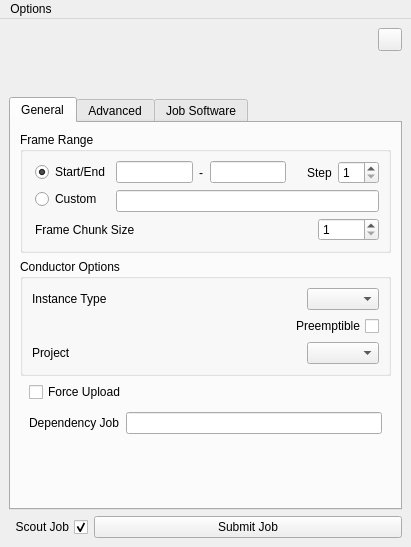
Before: the Qt Designer form conductor/resources/submitter.ui in AtomicConductor/conductor_client, drawn with Qt 5.
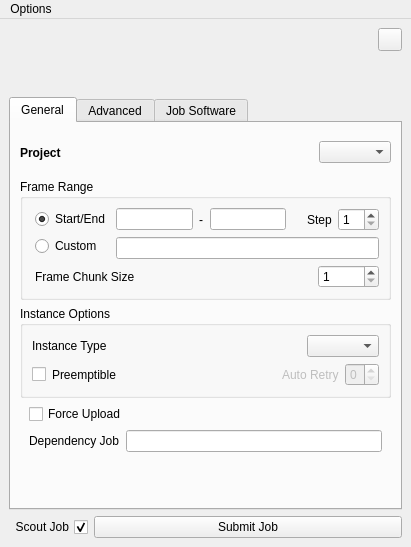
After: the same form once the commit is applied. Icons and pictures are not drawn.

Commit message:
Autoretry CR-1199 CR-1266
- support for auto-retry for preempted/failed tasks

```diff
--- a/conductor/resources/submitter.ui
+++ b/conductor/resources/submitter.ui
@@ -165,6 +165,44 @@
         <string>General</string>
        </attribute>
        <layout class="QVBoxLayout" name="verticalLayout_2">
+        <item>
+         <widget class="QWidget" name="ui_resource_wgt" native="true">
+          <property name="toolTip">
+           <string>[optional] Specify a resource string to associate the Conductor job with</string>
+          </property>
+          <layout class="QHBoxLayout" name="horizontalLayout_10">
+           <property name="spacing">
+            <number>20</number>
+           </property>
+           <property name="margin">
+            <number>0</number>
+           </property>
+           <item>
+            <widget class="QLabel" name="label_6">
+             <property name="styleSheet">
+              <string notr="true">font: bold </string>
+             </property>
+             <property name="text">
+              <string>Project</string>
+             </property>
+            </widget>
+           </item>
+           <item>
+            <widget class="QComboBox" name="ui_project_cmbx">
+             <property name="sizePolicy">
+              <sizepolicy hsizetype="Maximum" vsizetype="Fixed">
+               <horstretch>0</horstretch>
+               <verstretch>0</verstretch>
+              </sizepolicy>
+             </property>
+             <property name="isFileUserPref" stdset="0">
+              <bool>true</bool>
+             </property>
+            </widget>
+           </item>
+          </layout>
+         </widget>
+        </item>
         <item>
          <widget class="QGroupBox" name="ui_framerange_grpbx">
           <property name="title">
@@ -485,23 +523,20 @@
         <item>
          <widget class="QGroupBox" name="ui_framerange_grpbx_2">
           <property name="title">
-           <string>Conductor Options</string>
+           <string>Instance Options</string>
           </property>
-          <layout class="QVBoxLayout" name="verticalLayout_20">
-           <property name="bottomMargin">
-            <number>9</number>
-           </property>
+          <layout class="QVBoxLayout" name="verticalLayout_16">
            <item>
             <widget class="QWidget" name="ui_instance_type_wgt" native="true">
              <property name="toolTip">
               <string>Choose the type of machine to launch the job on</string>
              </property>
-             <layout class="QHBoxLayout" name="horizontalLayout_7">
+             <layout class="QHBoxLayout" name="horizontalLayout_11">
               <property name="margin">
                <number>0</number>
               </property>
               <item>
-               <widget class="QLabel" name="label_2">
+               <widget class="QLabel" name="label_11">
                 <property name="text">
                  <string>Instance Type</string>
                 </property>
@@ -527,50 +562,79 @@
             </widget>
            </item>
            <item>
-            <widget class="QCheckBox" name="ui_preemptible_chkbx">
-             <property name="layoutDirection">
-              <enum>Qt::RightToLeft</enum>
-             </property>
-             <property name="text">
-              <string>Preemptible</string>
-             </property>
-             <property name="isFileUserPref" stdset="0">
-              <bool>true</bool>
-             </property>
-            </widget>
-           </item>
-           <item>
-            <widget class="QWidget" name="ui_resource_wgt" native="true">
+            <widget class="QWidget" name="ui_preemptible_wgt" native="true">
              <property name="toolTip">
               <string>[optional] Specify a resource string to associate the Conductor job with</string>
              </property>
-             <layout class="QHBoxLayout" name="horizontalLayout_10">
-              <property name="spacing">
-               <number>20</number>
-              </property>
+             <layout class="QHBoxLayout" name="horizontalLayout_4">
               <property name="margin">
                <number>0</number>
               </property>
               <item>
-               <widget class="QLabel" name="label_6">
-                <property name="text">
-                 <string>Project</string>
+               <widget class="QCheckBox" name="ui_preemptible_chkbx">
+                <property name="layoutDirection">
+                 <enum>Qt::RightToLeft</enum>
                 </property>
-               </widget>
-              </item>
-              <item>
-               <widget class="QComboBox" name="ui_project_cmbx">
-                <property name="sizePolicy">
-                 <sizepolicy hsizetype="Maximum" vsizetype="Fixed">
-                  <horstretch>0</horstretch>
-                  <verstretch>0</verstretch>
-                 </sizepolicy>
+                <property name="text">
+                 <string/>
                 </property>
                 <property name="isFileUserPref" stdset="0">
                  <bool>true</bool>
                 </property>
                </widget>
               </item>
+              <item>
+               <widget class="QLabel" name="label_12">
+                <property name="text">
+                 <string>Preemptible</string>
+                </property>
+               </widget>
+              </item>
+              <item>
+               <spacer name="horizontalSpacer_3">
+                <property name="orientation">
+                 <enum>Qt::Horizontal</enum>
+                </property>
+                <property name="sizeHint" stdset="0">
+                 <size>
+                  <width>40</width>
+                  <height>20</height>
+                 </size>
+                </property>
+               </spacer>
+              </item>
+              <item>
+               <widget class="QWidget" name="ui_autoretry_wgt" native="true">
+                <property name="enabled">
+                 <bool>false</bool>
+                </property>
+                <property name="toolTip">
+                 <string>The maximum amount of times to automatically retry preempted tasks</string>
+                </property>
+                <layout class="QHBoxLayout" name="horizontalLayout_7">
+                 <property name="margin">
+                  <number>0</number>
+                 </property>
+                 <item>
+                  <widget class="QLabel" name="label_2">
+                   <property name="text">
+                    <string>Auto Retry</string>
+                   </property>
+                  </widget>
+                 </item>
+                 <item>
+                  <widget class="QSpinBox" name="ui_autoretry_spnbx">
+                   <property name="maximum">
+                    <number>5</number>
+                   </property>
+                   <property name="isFileUserPref" stdset="0">
+                    <bool>true</bool>
+                   </property>
+                  </widget>
+                 </item>
+                </layout>
+               </widget>
+              </item>
              </layout>
             </widget>
            </item>
```
Left out of the diff: 8 changed lines with no effect on the pictures. The commit also changes 3 other files.
